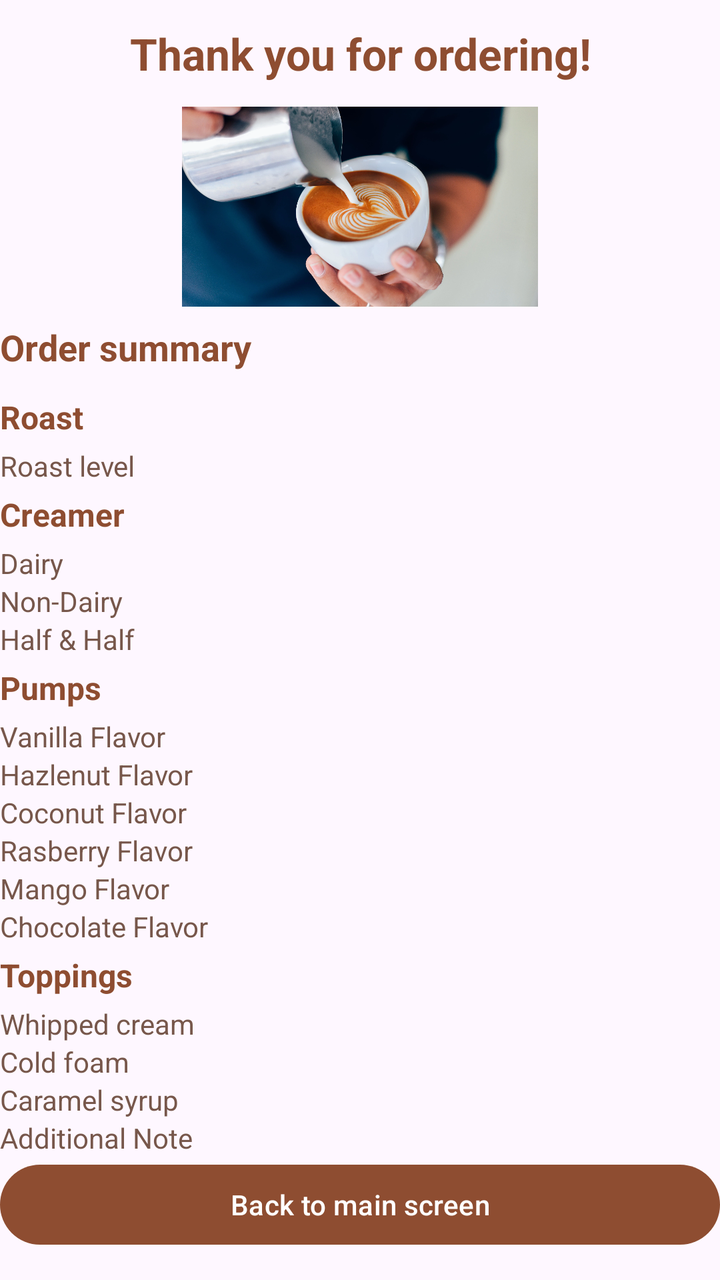
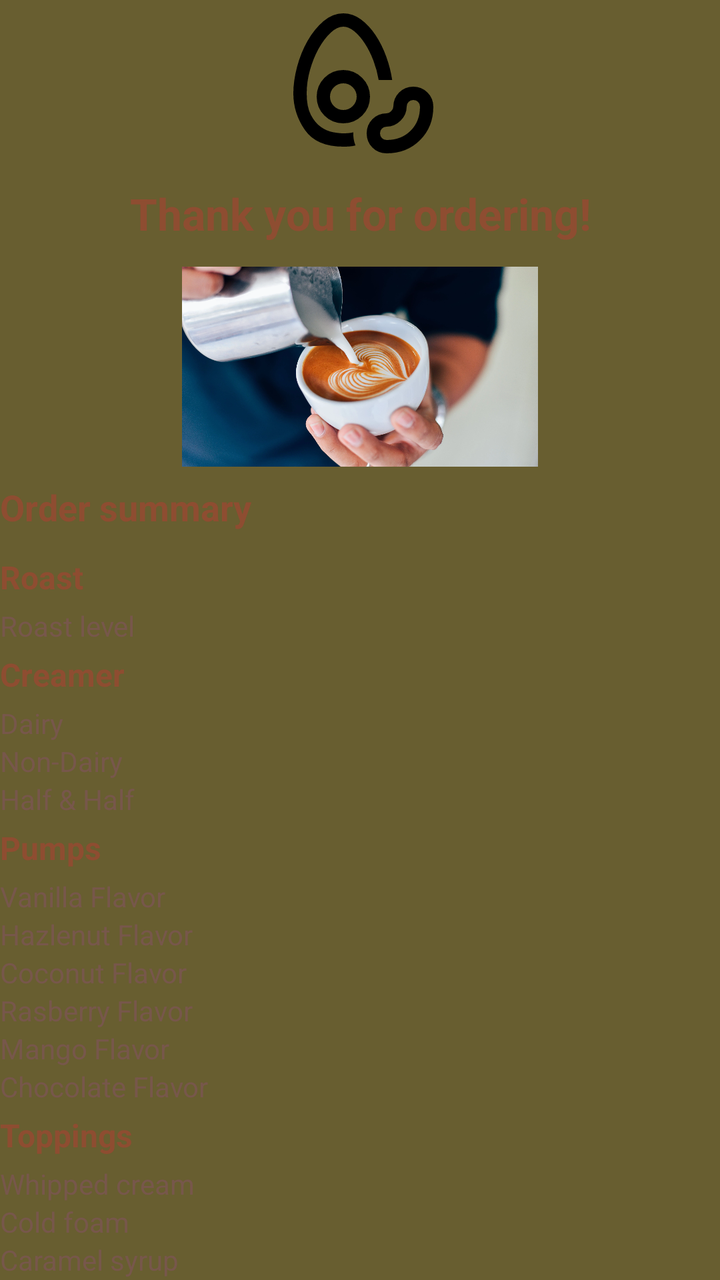

The first picture is an Android layout as it rendered before a commit; the second is the same layout after the commit. The layout source and the unified diff follow.
<!-- AndroidManifest.xml: application theme Theme.CoffeeMid -->
<!-- res/layout/activity_order_placed.xml -->
<?xml version="1.0" encoding="utf-8"?>
<TableLayout xmlns:android="http://schemas.android.com/apk/res/android"
    xmlns:app="http://schemas.android.com/apk/res-auto"
    xmlns:tools="http://schemas.android.com/tools"
    android:id="@+id/main"
    android:layout_width="match_parent"
    android:layout_height="match_parent"
    tools:context=".OrderPlaced">

    <TextView
        android:id="@+id/menu_title"
        android:layout_width="match_parent"
        android:layout_height="wrap_content"
        android:gravity="center_horizontal"
        style="@style/AppTitle"

        android:text="@string/thank_you_for_ordering_screen" />


    <ImageView
        android:layout_width="wrap_content"
        android:layout_height="100dp"
        android:contentDescription="@string/various_coffee_beans_in_cups"
        android:src="@drawable/coffee_pour"
        />

    <TextView
        android:id="@+id/summary_header"
        android:layout_width="match_parent"
        android:layout_height="wrap_content"
        android:gravity="center_horizontal"
        style="@style/Header"

        android:text="@string/order_summary_screen" />


    <TextView
        android:text="@string/roast_ordered"
        style="@style/Header2"/>

    <TableRow>
        <TextView
            android:text="@string/roast_level_ordered"
            android:textColor="?attr/colorSecondary"/>
        <TextView
            android:id="@+id/roast_textview"
            android:textColor="?attr/colorPrimary"/>
    </TableRow>


    <TextView
        android:text="@string/creamer_ordered"
        style="@style/Header2"/>
    <TableRow>
        <TextView
            android:text="@string/dairy_ordered"
            android:textColor="?attr/colorSecondary"/>
        <TextView
            android:id="@+id/dairyCreamer_textview"
            android:textColor="?attr/colorPrimary"/>
    </TableRow>
    <TableRow>
        <TextView
            android:text="@string/non_dairy_ordered"
            android:textColor="?attr/colorSecondary"/>
        <TextView
            android:id="@+id/nondairyCreamer_textview"
            android:textColor="?attr/colorPrimary"/>
    </TableRow>
    <TableRow>
        <TextView
            android:text="@string/half_amp_half_ordered"
            android:textColor="?attr/colorSecondary"/>
        <TextView
            android:id="@+id/hahCreamer_textview"
            android:textColor="?attr/colorPrimary"/>
    </TableRow>

    <TextView
        android:text="@string/pumps_ordered"
        style="@style/Header2"/>
    <TableRow>
        <TextView
            android:text="@string/vanilla_flavor"
            android:textColor="?attr/colorSecondary"/>
        <TextView
            android:id="@+id/vanillaPump_textview"
            android:textColor="?attr/colorPrimary"/>
    </TableRow>
    <TableRow>
        <TextView
            android:text="@string/hazlenut_flavor"
            android:textColor="?attr/colorSecondary"/>
        <TextView
            android:id="@+id/hazlePump_textview"
            android:textColor="?attr/colorPrimary"/>
    </TableRow>
    <TableRow>
        <TextView
            android:text="@string/coconut_flavor"
            android:textColor="?attr/colorSecondary"/>
        <TextView
            android:id="@+id/coconutPump_textview"
            android:textColor="?attr/colorPrimary"/>
    </TableRow>
    <TableRow>
        <TextView
            android:text="@string/rasberry_flavor"
            android:textColor="?attr/colorSecondary"/>
        <TextView
            android:id="@+id/rasberryPump_textview"
            android:textColor="?attr/colorPrimary"/>
    </TableRow>
    <TableRow>
        <TextView
            android:text="@string/mango_flavor"
            android:textColor="?attr/colorSecondary"/>
        <TextView
            android:id="@+id/mangoPump_textview"
            android:textColor="?attr/colorPrimary"/>
    </TableRow>
    <TableRow>
        <TextView
            android:text="@string/chocolate_flavor"
            android:textColor="?attr/colorSecondary"/>
        <TextView
            android:id="@+id/chocoPump_textview"
            android:textColor="?attr/colorPrimary"/>
    </TableRow>


    <TextView
        android:text="@string/toppings_ordered"
        style="@style/Header2"/>

    <TableRow>
        <TextView
            android:text="@string/whipped_cream"
            android:textColor="?attr/colorSecondary"/>
        <TextView
            android:id="@+id/whipTopping_textview"
            android:textColor="?attr/colorPrimary"/>
    </TableRow>
    <TableRow>
        <TextView
            android:text="@string/cold_foam"
            android:textColor="?attr/colorSecondary"/>
        <TextView
            android:id="@+id/foamTopping_textview"
            android:textColor="?attr/colorPrimary"/>
    </TableRow>
    <TableRow>
        <TextView
            android:text="@string/caramel_syrup"
            android:textColor="?attr/colorSecondary"/>
        <TextView
            android:id="@+id/caramelTopping_textview"
            android:textColor="?attr/colorPrimary"/>
    </TableRow>


    <TableRow>
        <TextView
            android:text="@string/additional_note_ordered"
            android:textColor="?attr/colorSecondary"/>
        <TextView
            android:id="@+id/AdditionalNote_textview"
            android:textColor="?attr/colorPrimary"/>
    </TableRow>


    <Button
        android:id="@+id/BackBtn"
        android:text="@string/back_to_main_screen"/>
</TableLayout>
<!-- resources referenced by this layout -->
<resources>
  <!-- drawable coffee_pour: webp bitmap (drawable, 487140 bytes) -->
  <string name="additional_note_ordered">Additional Note</string>
  <string name="back_to_main_screen">Back to main screen</string>
  <string name="caramel_syrup">Caramel syrup</string>
  <string name="chocolate_flavor">Chocolate Flavor</string>
  <string name="coconut_flavor">Coconut Flavor</string>
  <string name="cold_foam">Cold foam</string>
  <string name="creamer_ordered">Creamer</string>
  <string name="dairy_ordered">Dairy</string>
  <string name="half_amp_half_ordered">Half &amp; Half</string>
  <string name="hazlenut_flavor">Hazlenut Flavor</string>
  <string name="mango_flavor">Mango Flavor</string>
  <string name="non_dairy_ordered">Non-Dairy</string>
  <string name="order_summary_screen">Order summary</string>
  <string name="pumps_ordered">Pumps</string>
  <string name="rasberry_flavor">Rasberry Flavor</string>
  <string name="roast_level_ordered">Roast level</string>
  <string name="roast_ordered">Roast</string>
  <string name="thank_you_for_ordering_screen">Thank you for ordering!</string>
  <string name="toppings_ordered">Toppings</string>
  <string name="vanilla_flavor">Vanilla Flavor</string>
  <string name="various_coffee_beans_in_cups">Various coffee beans in cups</string>
  <string name="whipped_cream">Whipped cream</string>
  <style name="AppTitle">
          <item name="android:textSize">22sp</item>
          <item name="android:textStyle">bold</item>
          <item name="android:layout_width">match_parent</item>
          <item name="android:layout_height">wrap_content</item>
          <item name="android:paddingTop">12dp</item>
          <item name="android:paddingBottom">12dp</item>
          <item name="android:textAlignment">center</item>
          <item name="android:layout_columnSpan">2</item>
          <item name="android:textColor">?attr/colorPrimary</item>
      </style>
  <style name="Header">
          <item name="android:textSize">18sp</item>
          <item name="android:textStyle">bold</item>
          <item name="android:layout_width">match_parent</item>
          <item name="android:layout_height">wrap_content</item>
          <item name="android:paddingTop">8dp</item>
          <item name="android:paddingBottom">8dp</item>
          <item name="android:textAlignment">viewStart</item>
          <item name="android:layout_columnSpan">2</item>
          <item name="android:textColor">?attr/colorPrimary</item>
      </style>
  <style name="Header2">
          <item name="android:textSize">16sp</item>
          <item name="android:textStyle">bold</item>
          <item name="android:layout_width">wrap_content</item>
          <item name="android:layout_height">wrap_content</item>
          <item name="android:paddingTop">4dp</item>
          <item name="android:paddingBottom">4dp</item>
          <item name="android:textAlignment">viewStart</item>
          <item name="android:layout_columnSpan">1</item>
          <item name="android:textColor">?attr/colorPrimary</item>
      </style>
  <style name="Theme.CoffeeMid" parent="Base.Theme.CoffeeMid" />
  <style name="Base.Theme.CoffeeMid" parent="Theme.Material3.DayNight.NoActionBar">
          <item name="colorPrimary">@color/coffee_primary</item>
          <item name="colorSecondary">@color/coffee_secondary</item>
          <item name="colorSurface">@color/coffee_surface</item>
      </style>
  <color name="coffee_primary">#8e4d31</color>
  <color name="coffee_secondary">#77574b</color>
  <color name="coffee_surface">#685e30</color>
</resources>

<!-- the commit's change to res/layout/activity_order_placed.xml (unified diff, before → after) -->
@@ -3,9 +3,18 @@
     xmlns:app="http://schemas.android.com/apk/res-auto"
     xmlns:tools="http://schemas.android.com/tools"
     android:id="@+id/main"
+    android:background="?attr/colorSurface"
     android:layout_width="match_parent"
     android:layout_height="match_parent"
     tools:context=".OrderPlaced">
+
+    <ImageView
+        android:id="@+id/BeanIcon"
+        style="@style/HeaderLogo"
+
+        android:src="@drawable/outline_avocado_bean_24"
+        android:contentDescription="@string/app_logo"
+        />
 
     <TextView
         android:id="@+id/menu_title"
<!-- resource entries referenced after the edit -->
@@ -1,7 +1,9 @@
 <!-- resources referenced by this layout -->
 <resources>
   <!-- drawable coffee_pour: webp bitmap (drawable, 487140 bytes) -->
+  <!-- drawable outline_avocado_bean_24: vector/xml drawable (drawable, 2052 chars, omitted) -->
   <string name="additional_note_ordered">Additional Note</string>
+  <string name="app_logo">App_Logo</string>
   <string name="back_to_main_screen">Back to main screen</string>
   <string name="caramel_syrup">Caramel syrup</string>
   <string name="chocolate_flavor">Chocolate Flavor</string>
@@ -56,6 +58,12 @@
           <item name="android:layout_columnSpan">1</item>
           <item name="android:textColor">?attr/colorPrimary</item>
       </style>
+  <style name="HeaderLogo">
+          <item name="android:layout_width">80dp</item>
+          <item name="android:layout_height">80dp</item>
+          <item name="android:layout_gravity">center_horizontal</item>s
+          <item name="color">?attr/colorPrimary</item>
+      </style>
   <style name="Theme.CoffeeMid" parent="Base.Theme.CoffeeMid" />
   <style name="Base.Theme.CoffeeMid" parent="Theme.Material3.DayNight.NoActionBar">
           <item name="colorPrimary">@color/coffee_primary</item>
